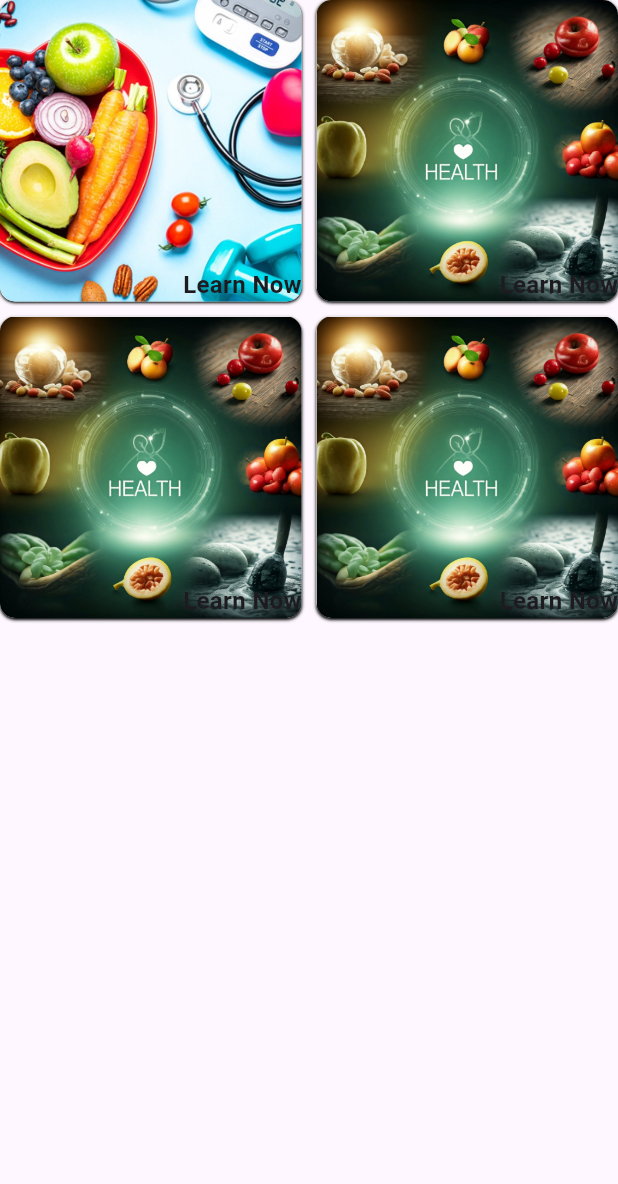
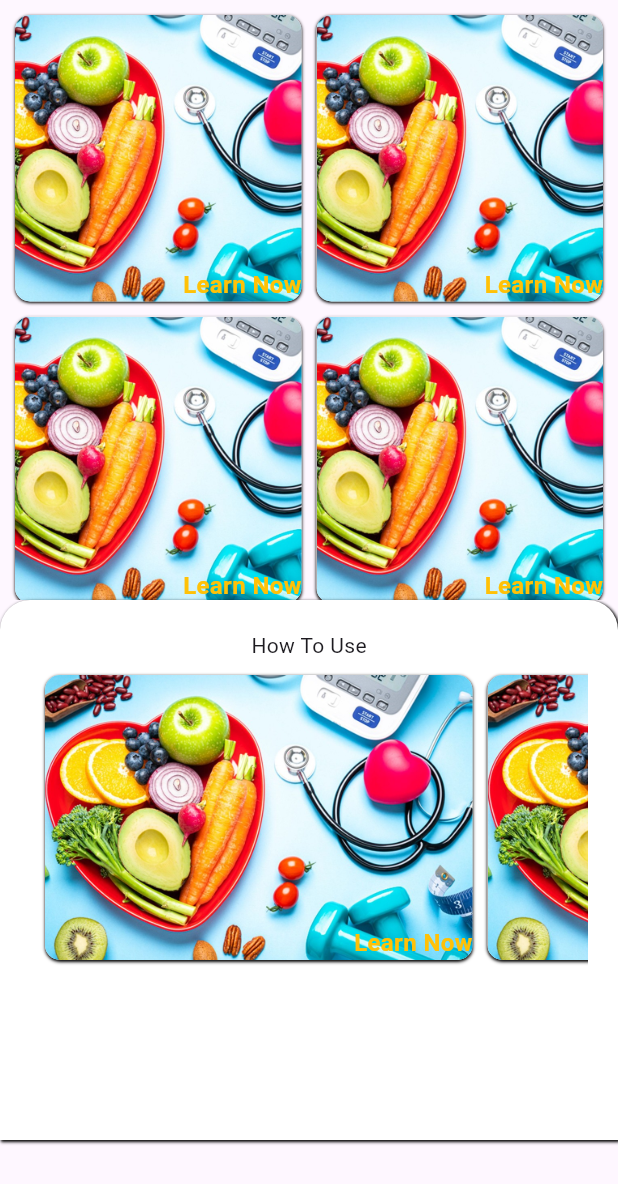
Before and after one commit to JEDIWONG/Flutter-Mobile-App-HealthMatrix, a Flutter app: the Info screen opened directly, on a phone screen of 412 x 824 dp. Shown: the top 1184 px of the screen. Run offline on Flutter 3.47's test engine with Material 3 defaults, Android fonts, the phone set to English and light mode, and no system bars.

Commit message:
updates and fixes

```diff
--- a/lib/component/edu_card.dart
+++ b/lib/component/edu_card.dart
@@ -1,10 +1,11 @@
 import 'package:flutter/material.dart';
+import 'package:health_matrix/screen/guide.dart';
 
 class EduCard extends StatelessWidget{
   const EduCard({
     super.key,
     required this.title,
-    required this.imgUrl
+    required this.imgUrl,
   });
 
   final String title;
@@ -12,8 +13,9 @@ class EduCard extends StatelessWidget{
 
   @override
   Widget build(BuildContext context) {
-    return Container(
-
+    return InkWell(
+      onTap: (){Navigator.push(context, MaterialPageRoute(builder: (context)=>Guide()));},
+      child: Container(
         decoration:  BoxDecoration(
           borderRadius: const BorderRadius.all(Radius.circular(10)),
           image: DecorationImage(
@@ -32,7 +34,8 @@ class EduCard extends StatelessWidget{
         ),
         child: Align(
           alignment: Alignment.bottomRight,
-        child: Text(title,style:const TextStyle(fontSize: 16,fontWeight: FontWeight.bold),),
+          child: Text(title,style:const TextStyle(fontSize: 16,fontWeight: FontWeight.bold,color: Colors.amber),),
+        ),
       ),
     );
   }
--- a/lib/screen/info.dart
+++ b/lib/screen/info.dart
@@ -1,5 +1,6 @@
 import 'package:flutter/material.dart';
 import 'package:health_matrix/component/edu_card.dart';
+import 'package:health_matrix/screen/guide.dart';
 
 class Info extends StatelessWidget{
   const Info({super.key});
@@ -7,12 +8,15 @@ class Info extends StatelessWidget{
   @override
   Widget build(BuildContext context) {
     return Scaffold(
-      body: Column(
+      body: SingleChildScrollView(
+
+        child: Column(
           children: [
             SizedBox(
               width: MediaQuery.sizeOf(context).width,
-            height: 500,
+              height: 400,
               child: GridView(
+                padding: const EdgeInsets.all(10),
                 scrollDirection: Axis.vertical,
                 gridDelegate: const SliverGridDelegateWithFixedCrossAxisCount(
                   crossAxisCount: 2,
@@ -23,16 +27,62 @@ class Info extends StatelessWidget{
 
                 children: const [
                   EduCard(title: "Learn Now", imgUrl: "assets/images/test_image.jpg"),
-                EduCard(title: "Learn Now", imgUrl: "assets/images/banner_01.jpg"),
-                EduCard(title: "Learn Now", imgUrl: "assets/images/banner_01.jpg"),
-                EduCard(title: "Learn Now", imgUrl: "assets/images/banner_01.jpg"),
+                  EduCard(title: "Learn Now", imgUrl: "assets/images/test_image.jpg"),
+                  EduCard(title: "Learn Now", imgUrl: "assets/images/test_image.jpg"),
+                  EduCard(title: "Learn Now", imgUrl: "assets/images/test_image.jpg"),
 
+                ],
+              ),
+            ),
+
+            Container(
+              alignment: Alignment.bottomCenter,
+              padding: const EdgeInsets.all(20),
+              decoration: const BoxDecoration(
+                color: Colors.white,
+                borderRadius: BorderRadius.vertical(top: Radius.circular(20)),
+                boxShadow: [
+                  BoxShadow(
+                    blurRadius: 1,
+                    blurStyle: BlurStyle.normal,
+                    color: Colors.black,
+                    offset: Offset(1, 1),
+                  )
+                ]
+              ),
+              child: Column(
+                children: [
+                  const Text("How To Use"),
+
+                  SizedBox(
+                    width: MediaQuery.sizeOf(context).width,
+                    height: 300,
+                    child: GridView(
+                      padding: const EdgeInsets.fromLTRB(10,10,10,100),
+                      scrollDirection: Axis.horizontal,
+                      gridDelegate: const SliverGridDelegateWithFixedCrossAxisCount(
+                        crossAxisCount: 1,
+                        childAspectRatio: 1/1.5,
+                        mainAxisSpacing: 10,
+                        crossAxisSpacing: 10,
+                      ),
+
+                      children: const [
+                        EduCard(title: "Learn Now", imgUrl: "assets/images/test_image.jpg"),
+                        EduCard(title: "Learn Now", imgUrl: "assets/images/test_image.jpg"),
+                        EduCard(title: "Learn Now", imgUrl: "assets/images/test_image.jpg"),
+                        EduCard(title: "Learn Now", imgUrl: "assets/images/test_image.jpg"),
+
+                      ],
+                    ),
+                  ),
                 ],
               ),
             )
 
           ],
         ),
+      )
     );
   }
 
--- a/lib/screen/onboarding.dart
+++ b/lib/screen/onboarding.dart
@@ -61,7 +61,7 @@ class Onboarding extends StatelessWidget{
                     Text("Everything Else Follows,",style:CustomStyle.onboardingTextSmall,),
                     const Padding(
                       padding: EdgeInsets.only(top: 20),
-                      child: RoundButton(title: "Get Started", onPressed: Auth(), bgColor: Colors.deepPurpleAccent, frColor: Colors.white),
+                      child: RoundButton(title: "Get Started", onPressed: Auth(), bgColor: Color.fromARGB(255,86, 91, 141), frColor: Colors.white),
                     )
 
                   ],
```
Also changed, not shown: lib/screen/guide.dart (added, +81 -0 lines). Lines whose indentation alone changed are shown as unchanged.
